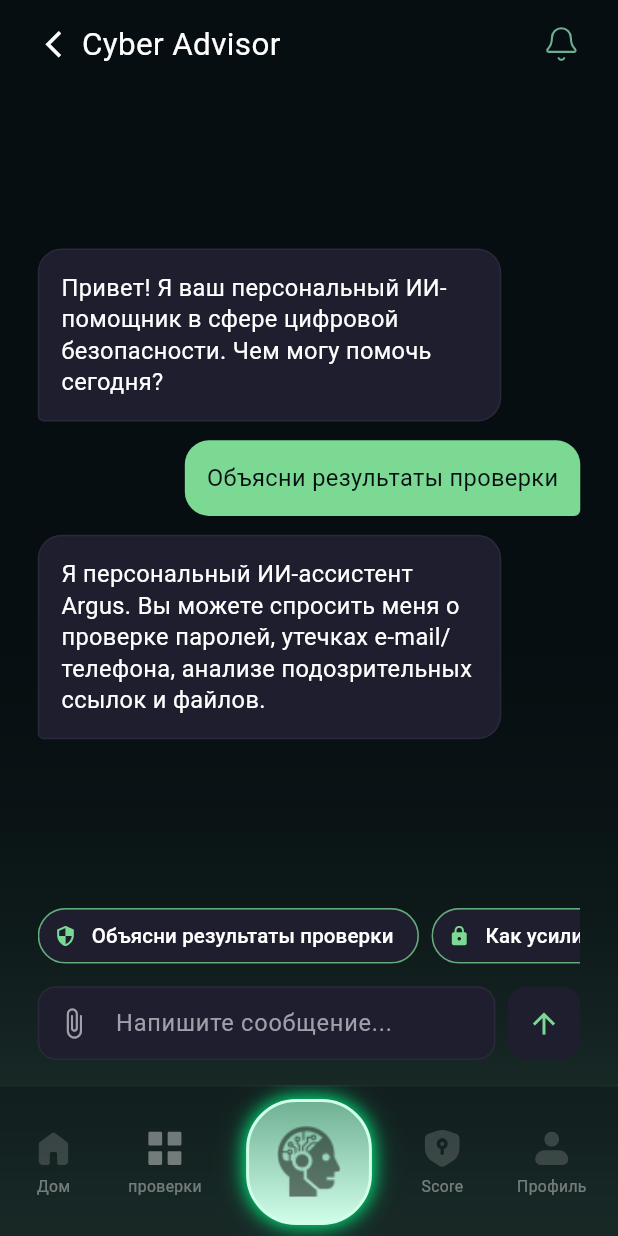
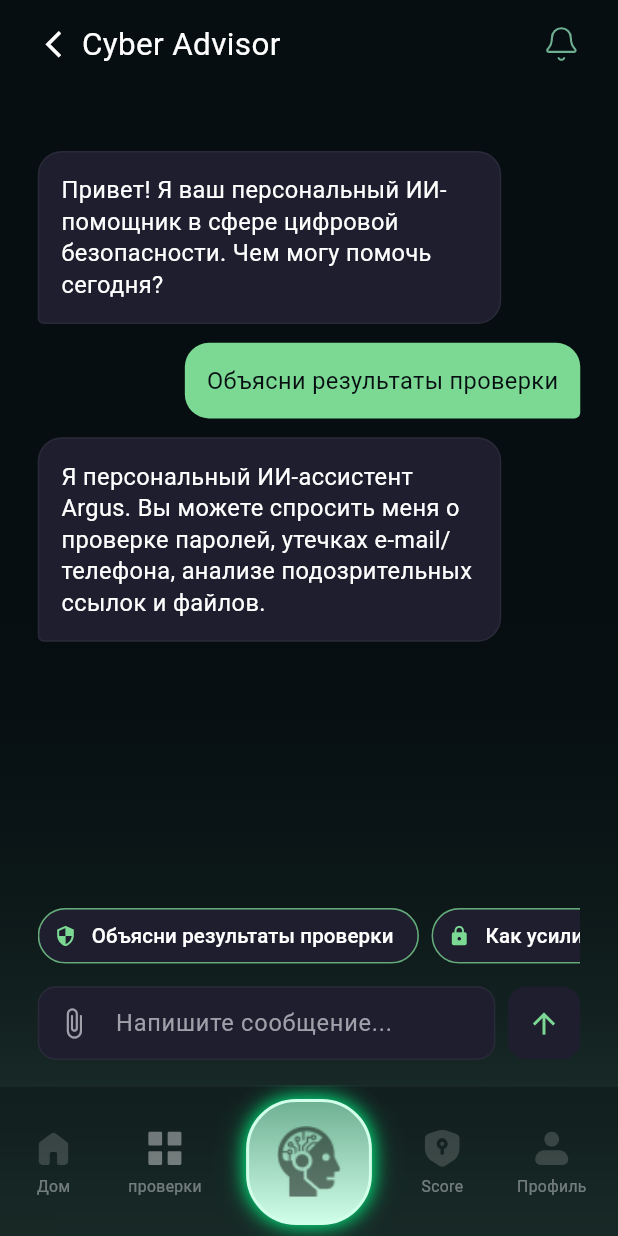
Before and after one commit to polinaMos01/argus_flutter, a Flutter app: the CyberAdvisorScreen screen opened by its route, after a tap on "Объясни результаты проверки", on a phone screen of 412 x 824 dp. Run offline on Flutter 3.47's test engine with Material 3 defaults, Android fonts, the phone set to English and light mode, and no system bars; our stand-ins replace file_picker, flutter_svg, go_router; Roboto replaces fonts that are missing (GoogleSans); project files that could hold a hidden picture were left out.

Commit message:
Fix top header spacing, smooth transitions, and keyboard overlay background

```diff
--- a/lib/router.dart
+++ b/lib/router.dart
@@ -53,39 +53,15 @@ CustomTransitionPage<T> _buildPageTransition<T>(
   return CustomTransitionPage<T>(
     key: state.pageKey,
     child: child,
-    transitionDuration: const Duration(milliseconds: 320),
-    reverseTransitionDuration: const Duration(milliseconds: 260),
+    transitionDuration: const Duration(milliseconds: 200),
+    reverseTransitionDuration: const Duration(milliseconds: 180),
     transitionsBuilder: (context, animation, secondaryAnimation, child) {
-      final curvedAnimation = CurvedAnimation(
-        parent: animation,
-        curve: Curves.fastOutSlowIn,
-        reverseCurve: Curves.easeInCubic,
-      );
-
-      final slideAnimation = Tween<Offset>(
-        begin: const Offset(0.04, 0.0),
-        end: Offset.zero,
-      ).animate(curvedAnimation);
-
-      final fadeAnimation = Tween<double>(
-        begin: 0.0,
-        end: 1.0,
-      ).animate(curvedAnimation);
-
-      final scaleAnimation = Tween<double>(
-        begin: 0.985,
-        end: 1.0,
-      ).animate(curvedAnimation);
-
-      return SlideTransition(
-        position: slideAnimation,
-        child: FadeTransition(
-          opacity: fadeAnimation,
-          child: ScaleTransition(
-            scale: scaleAnimation,
-            child: child,
-          ),
+      return FadeTransition(
+        opacity: CurvedAnimation(
+          parent: animation,
+          curve: Curves.easeInOut,
         ),
+        child: child,
       );
     },
   );
--- a/lib/screens/tools/cyber_advisor_screen.dart
+++ b/lib/screens/tools/cyber_advisor_screen.dart
@@ -333,7 +333,7 @@ class _CyberAdvisorScreenState extends State<CyberAdvisorScreen> {
               padding: EdgeInsets.symmetric(horizontal: s(24)),
               child: Column(
                 children: [
-                  SizedBox(height: s(158)), // Header padding
+                  SizedBox(height: s(96)), // Header padding (exact 48px margin)
 
                   // Chat Messages List
                   Expanded(
--- a/lib/widgets/main_layout.dart
+++ b/lib/widgets/main_layout.dart
@@ -401,7 +401,11 @@ class _MainLayoutState extends State<MainLayout> {
     return Scaffold(
       resizeToAvoidBottomInset: false,
       backgroundColor: const Color(0xFF060E11),
-      body: Center(
+      body: Container(
+        width: double.infinity,
+        height: double.infinity,
+        color: const Color(0xFF060E11),
+        child: Center(
           child: Container(
             width: canvasWidth,
             height: double.infinity,
@@ -536,6 +540,7 @@ class _MainLayoutState extends State<MainLayout> {
                 ),
               ),
             ],
+          ),
         ),
       ),
     ),
```
Also changed, not shown: 1 other file. Lines whose indentation alone changed are shown as unchanged.
